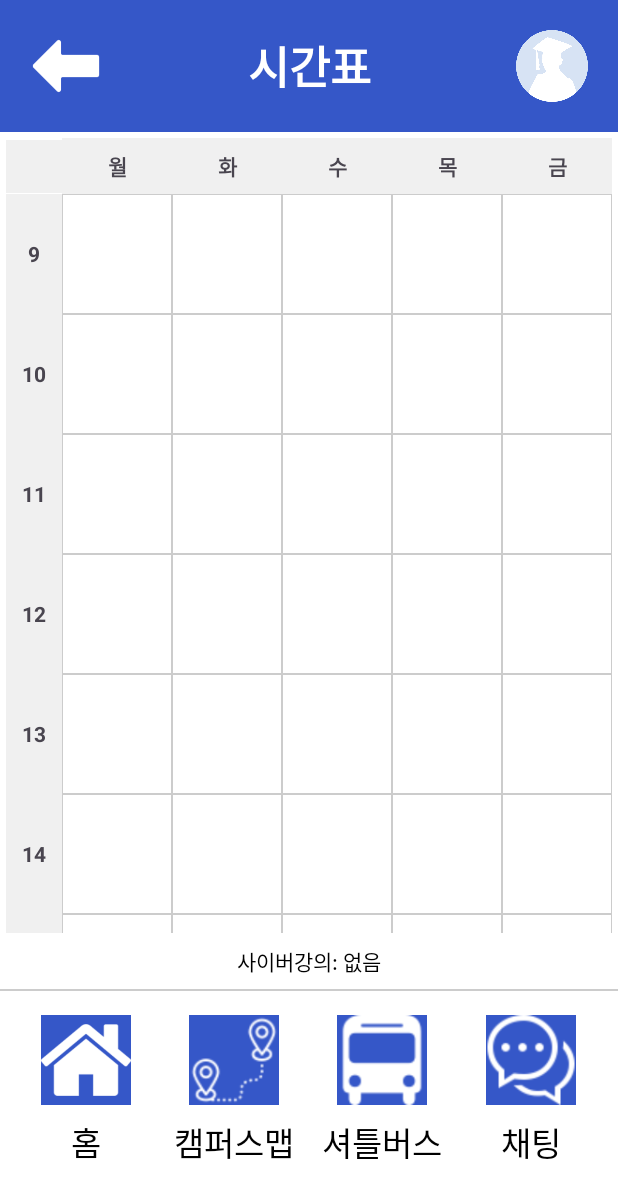
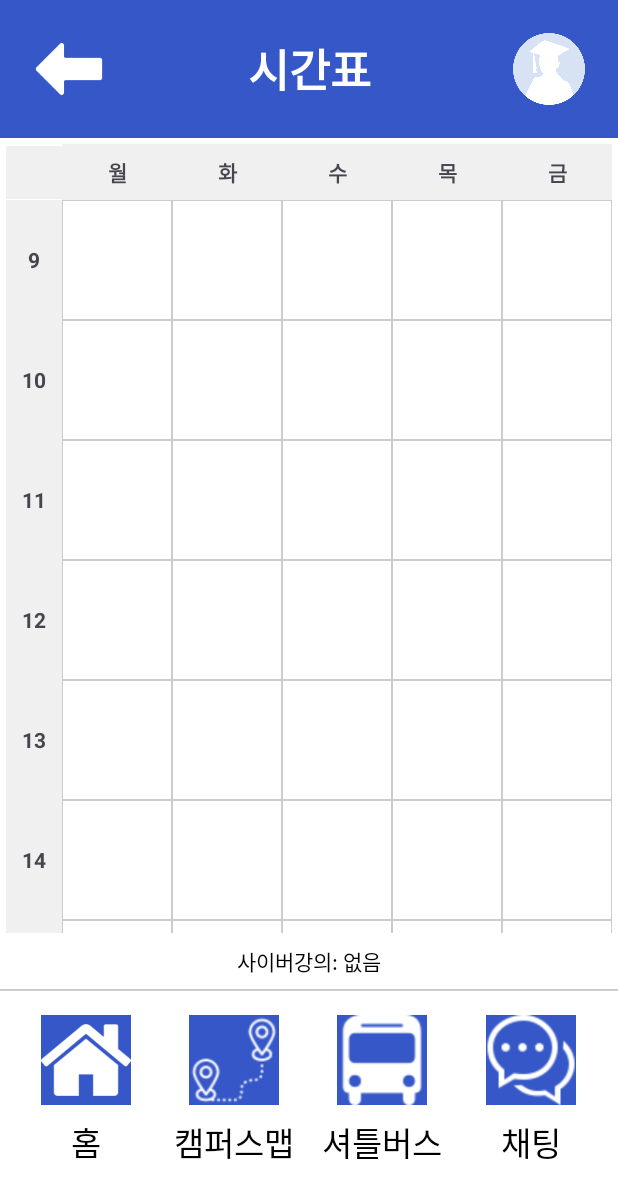
Before and after one commit to dustn011/Pj_OurSchool, an Android app: the Time screen opened directly, with no data from a screen before it, on a phone screen of 412 x 824 dp. Shown: the top 1198 px of the screen. Run offline under Robolectric (Android 15) with nearby library versions, the phone set to English and light mode, and no system bars.

Commit message:
이번주 할일 끝

```diff
--- a/app/src/main/res/layout/activity_time_table.xml
+++ b/app/src/main/res/layout/activity_time_table.xml
@@ -14,7 +14,7 @@
         android:layout_width="match_parent"
         android:layout_height="wrap_content"
         android:background="#3557C8"
-        android:padding="20dp"
+        android:padding="22dp"
         app:layout_constraintTop_toTopOf="parent">
 
         <ImageButton
```
